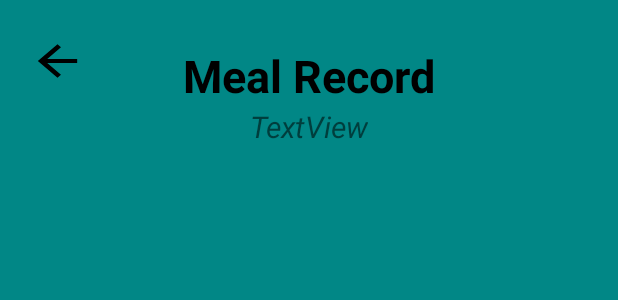
After one commit to andreib99/MSA_Project, an Android app: the layout meal_record_activity.xml on its own in the app's theme, with its tools: preview values and no code run, on a phone screen of 412 x 824 dp. The commit adds this screen. Shown: the top 300 px of the screen. Run offline under Robolectric (Android 15) with nearby library versions, the phone set to English and light mode, and no system bars.

Commit message:
Meal Record page created. Date and return button work.

```diff
--- a/app/src/main/AndroidManifest.xml
+++ b/app/src/main/AndroidManifest.xml
@@ -56,6 +56,12 @@
             android:label="@string/app_name">
         </activity>
 
+        <activity
+            android:name=".MealRecordActivity"
+            android:exported="true"
+            android:label="@string/app_name">
+        </activity>
+
     </application>
 
 </manifest>
--- a/app/src/main/java/com/fitboys/nutrimax/HomeFragment.kt
+++ b/app/src/main/java/com/fitboys/nutrimax/HomeFragment.kt
@@ -7,10 +7,12 @@ import android.view.MenuItem
 import android.view.View
 import android.view.ViewGroup
 import android.widget.Button
+import android.widget.ImageView
 import android.widget.TextView
 import androidx.fragment.app.Fragment
 import com.fitboys.nutrimax.AddFoodActivity
 import com.fitboys.nutrimax.FoodListActivity
+import com.fitboys.nutrimax.MealRecordActivity
 import com.fitboys.nutrimax.R
 import com.google.firebase.auth.FirebaseAuth
 import com.google.firebase.firestore.ktx.firestore
@@ -35,6 +37,7 @@ class HomeFragment:Fragment(R.layout.fragment_home_fragment) {
         val calories = view.findViewById<TextView>(R.id.calories);
         val recordFood = view.findViewById<Button>(R.id.recordFood)
         val addFood = view.findViewById<Button>(R.id.addFood)
+        val seeRecord = view.findViewById<ImageView>(R.id.fireImage)
 
         mAuth = FirebaseAuth.getInstance()
         mAuth?.currentUser?.uid?.let {
@@ -56,6 +59,9 @@ class HomeFragment:Fragment(R.layout.fragment_home_fragment) {
             addFood.setOnClickListener { view ->
                 startActivity(Intent(requireContext(), AddFoodActivity::class.java))
             }
+            seeRecord.setOnClickListener{ view ->
+                startActivity(Intent(requireContext(), MealRecordActivity::class.java))
+            }
         }
     }
 
--- /dev/null
+++ b/app/src/main/res/drawable/ic_baseline_arrow_back_24.xml
@@ -0,0 +1,11 @@
+<vector xmlns:android="http://schemas.android.com/apk/res/android"
+    android:width="24dp"
+    android:height="24dp"
+    android:viewportWidth="24"
+    android:viewportHeight="24"
+    android:tint="?attr/colorControlNormal"
+    android:autoMirrored="true">
+  <path
+      android:fillColor="@android:color/white"
+      android:pathData="M20,11H7.83l5.59,-5.59L12,4l-8,8 8,8 1.41,-1.41L7.83,13H20v-2z"/>
+</vector>
--- /dev/null
+++ b/app/src/main/res/layout/meal_record_activity.xml
@@ -0,0 +1,46 @@
+<?xml version="1.0" encoding="utf-8"?>
+<androidx.constraintlayout.widget.ConstraintLayout xmlns:android="http://schemas.android.com/apk/res/android"
+    xmlns:tools="http://schemas.android.com/tools"
+    android:layout_width="match_parent"
+    android:layout_height="match_parent"
+    xmlns:app="http://schemas.android.com/apk/res-auto"
+    android:background="@color/teal_700">
+
+    <Button
+        android:id="@+id/mealRecordBackBtn"
+        android:layout_width="39dp"
+        android:layout_height="33dp"
+        android:background="@drawable/ic_baseline_arrow_back_24"
+        app:backgroundTint="@color/black"
+        app:layout_constraintBottom_toBottomOf="parent"
+        app:layout_constraintEnd_toEndOf="parent"
+        app:layout_constraintHorizontal_bias="0.05"
+        app:layout_constraintStart_toStartOf="parent"
+        app:layout_constraintTop_toTopOf="parent"
+        app:layout_constraintVertical_bias="0.03" />
+
+    <TextView
+        android:id="@+id/textView3"
+        android:layout_width="wrap_content"
+        android:layout_height="wrap_content"
+        android:layout_marginTop="30dp"
+        android:text="Meal Record"
+        android:textColor="@color/black"
+        android:textSize="30sp"
+        android:textStyle="bold"
+        app:layout_constraintEnd_toEndOf="parent"
+        app:layout_constraintStart_toStartOf="parent"
+        app:layout_constraintTop_toTopOf="parent" />
+
+    <TextView
+        android:id="@+id/tvDate"
+        android:layout_width="wrap_content"
+        android:layout_height="wrap_content"
+        android:text="TextView"
+        android:textSize="20sp"
+        android:textStyle="italic"
+        app:layout_constraintEnd_toEndOf="parent"
+        app:layout_constraintStart_toStartOf="parent"
+        app:layout_constraintTop_toBottomOf="@+id/textView3" />
+
+</androidx.constraintlayout.widget.ConstraintLayout>
```
Also changed, not shown: app/src/main/java/com/fitboys/nutrimax/MealRecordActivity.kt (added, +35 -0 lines), app/src/main/res/layout/fragment_home_fragment.xml (+5 -5 lines).
